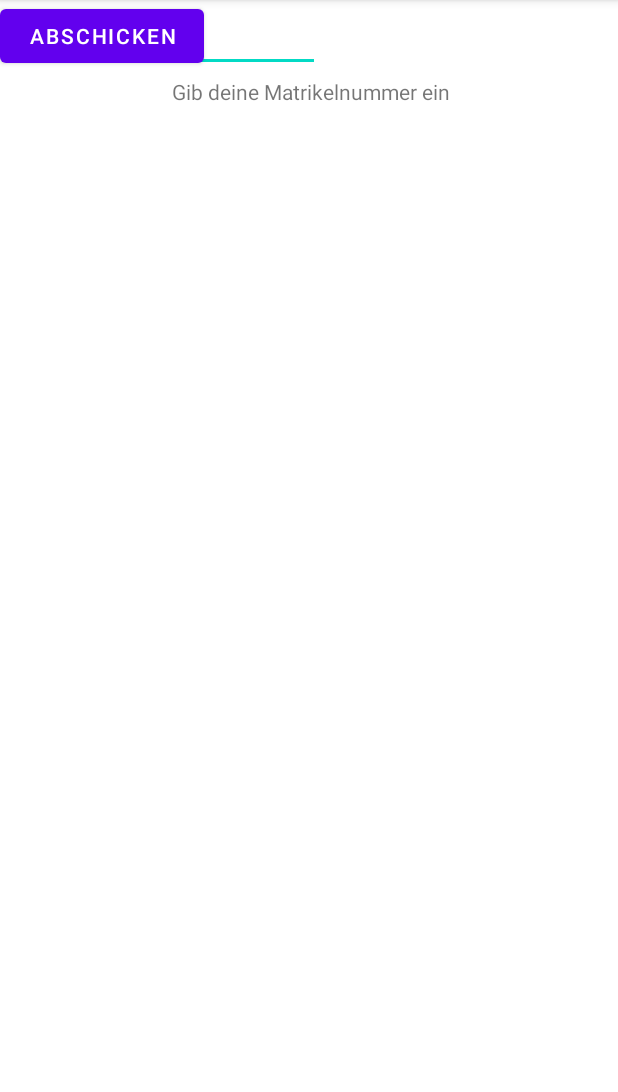
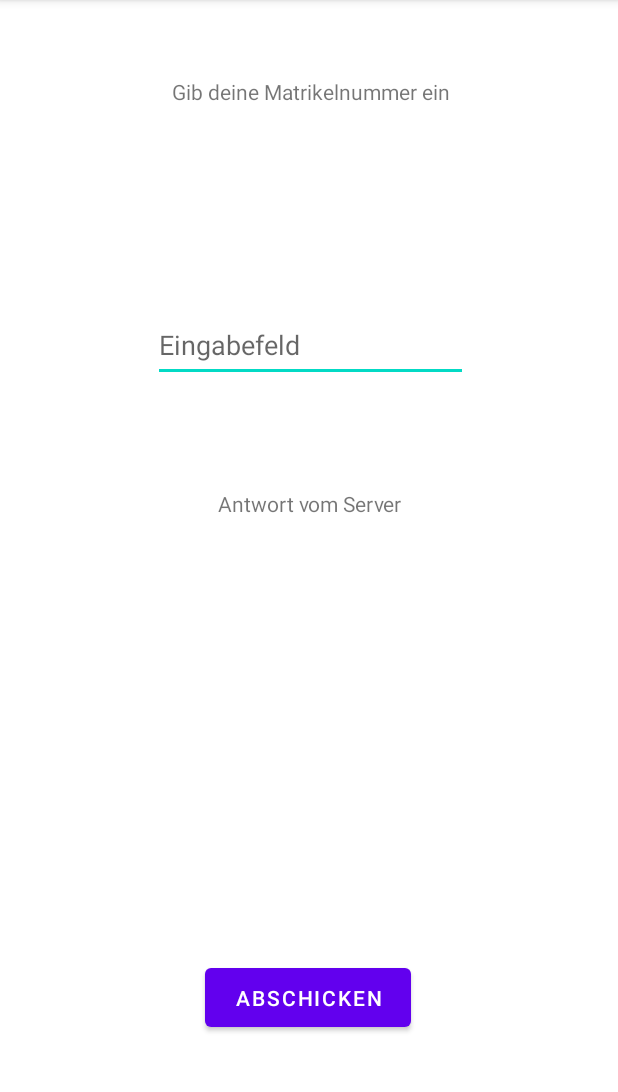
Before and after one commit to JulieL999/Einzelbeispiel-SE2, an Android app: the screen it shows after launch (MainActivity), on a phone screen of 412 x 824 dp, the part 84-1176 px from its top. Run offline under Robolectric (Android 15) with nearby library versions, the phone set to English and light mode, and no system bars.

Commit message:
Aufgabe 1

```diff
--- a/app/src/main/AndroidManifest.xml
+++ b/app/src/main/AndroidManifest.xml
@@ -1,6 +1,12 @@
 <?xml version="1.0" encoding="utf-8"?>
 <manifest xmlns:android="http://schemas.android.com/apk/res/android"
     package="com.example.networktest">
+
+    <uses-permission android:name="android.permission.INTERNET" >
+    </uses-permission>
+
+    <uses-permission android:name="android.permission.ACCESS_NETWORK_STATE" >
+    </uses-permission>
 
     <application
         android:allowBackup="true"
--- a/app/src/main/java/com/example/networktest/MainActivity.java
+++ b/app/src/main/java/com/example/networktest/MainActivity.java
@@ -3,12 +3,37 @@ package com.example.networktest;
 import androidx.appcompat.app.AppCompatActivity;
 
 import android.os.Bundle;
+import android.util.Log;
+import android.view.View;
+import android.widget.Button;
+import android.widget.EditText;
+import android.widget.TextView;
 
-public class MainActivity extends AppCompatActivity {
+public class MainActivity extends AppCompatActivity implements View.OnClickListener {
 
     @Override
     protected void onCreate(Bundle savedInstanceState) {
         super.onCreate(savedInstanceState);
         setContentView(R.layout.activity_main);
+
+        Button btnSend = findViewById(R.id.button);
+        btnSend.setOnClickListener(MainActivity.this);
     }
+
+    public void onClick(View view)  {
+        try {
+            EditText et = findViewById(R.id.matrNum);
+            String matrNum = et.getText().toString();
+            ClientThread t = new ClientThread(matrNum);
+            Thread newThread = new Thread(t);
+            newThread.start();
+            newThread.join();
+            TextView antwort = findViewById(R.id.antwortServer);
+            antwort.setText(t.getMatrNum());
+        }
+        catch (Exception ex) {
+            ex.printStackTrace();
+        }
+    }
+
 }
--- a/app/src/main/res/layout/activity_main.xml
+++ b/app/src/main/res/layout/activity_main.xml
@@ -7,7 +7,7 @@
     tools:context=".MainActivity">
 
     <TextView
-        android:id="@+id/textView"
+        android:id="@+id/matrEingeben"
         android:layout_width="318dp"
         android:layout_height="31dp"
         android:layout_marginStart="20dp"
@@ -15,30 +15,61 @@
         android:layout_marginEnd="20dp"
         android:text="Gib deine Matrikelnummer ein"
         android:textAlignment="center"
+        android:visibility="visible"
         app:layout_constraintEnd_toEndOf="parent"
         app:layout_constraintHorizontal_bias="0.521"
         app:layout_constraintStart_toStartOf="parent"
-        app:layout_constraintTop_toTopOf="parent" />
+        app:layout_constraintTop_toTopOf="parent"
+        tools:visibility="visible" />
 
     <EditText
-        android:id="@+id/editTextNumberSigned"
-        android:layout_width="wrap_content"
-        android:layout_height="wrap_content"
+        android:id="@+id/matrNum"
+        android:layout_width="210dp"
+        android:layout_height="49dp"
+        android:layout_marginStart="101dp"
+        android:layout_marginTop="75dp"
+        android:layout_marginEnd="100dp"
+        android:layout_marginBottom="13dp"
         android:ems="10"
+        android:hint="Eingabefeld"
         android:inputType="numberSigned"
         android:minHeight="48dp"
-        tools:layout_editor_absoluteX="102dp"
-        tools:layout_editor_absoluteY="110dp" />
+        app:layout_constraintBottom_toTopOf="@+id/antwortServer"
+        app:layout_constraintEnd_toEndOf="parent"
+        app:layout_constraintStart_toStartOf="parent"
+        app:layout_constraintTop_toBottomOf="@+id/matrEingeben" />
 
     <Button
         android:id="@+id/button"
-        android:layout_width="136dp"
-        android:layout_height="48dp"
+        android:layout_width="137dp"
+        android:layout_height="51dp"
+        android:layout_marginStart="136dp"
+        android:layout_marginTop="20dp"
+        android:layout_marginEnd="138dp"
+        android:layout_marginBottom="30dp"
+        android:onClick="onClick"
         android:text="abschicken"
         android:textAlignment="center"
         android:visibility="visible"
-        tools:layout_editor_absoluteX="152dp"
-        tools:layout_editor_absoluteY="602dp"
+        app:layout_constraintBottom_toBottomOf="parent"
+        app:layout_constraintEnd_toEndOf="parent"
+        app:layout_constraintHorizontal_bias="1.0"
+        app:layout_constraintStart_toStartOf="parent"
+        app:layout_constraintTop_toBottomOf="@+id/antwortServer"
         tools:visibility="visible" />
 
+    <TextView
+        android:id="@+id/antwortServer"
+        android:layout_width="249dp"
+        android:layout_height="246dp"
+        android:layout_marginStart="125dp"
+        android:layout_marginTop="10dp"
+        android:layout_marginEnd="125dp"
+        android:text="Antwort vom Server"
+        android:textAlignment="center"
+        app:layout_constraintBottom_toTopOf="@+id/button"
+        app:layout_constraintEnd_toEndOf="parent"
+        app:layout_constraintStart_toStartOf="parent"
+        app:layout_constraintTop_toBottomOf="@+id/matrNum" />
+
 </androidx.constraintlayout.widget.ConstraintLayout>
```
Also changed, not shown: app/src/main/java/com/example/networktest/ClientThread.java (+42 -1 lines).
